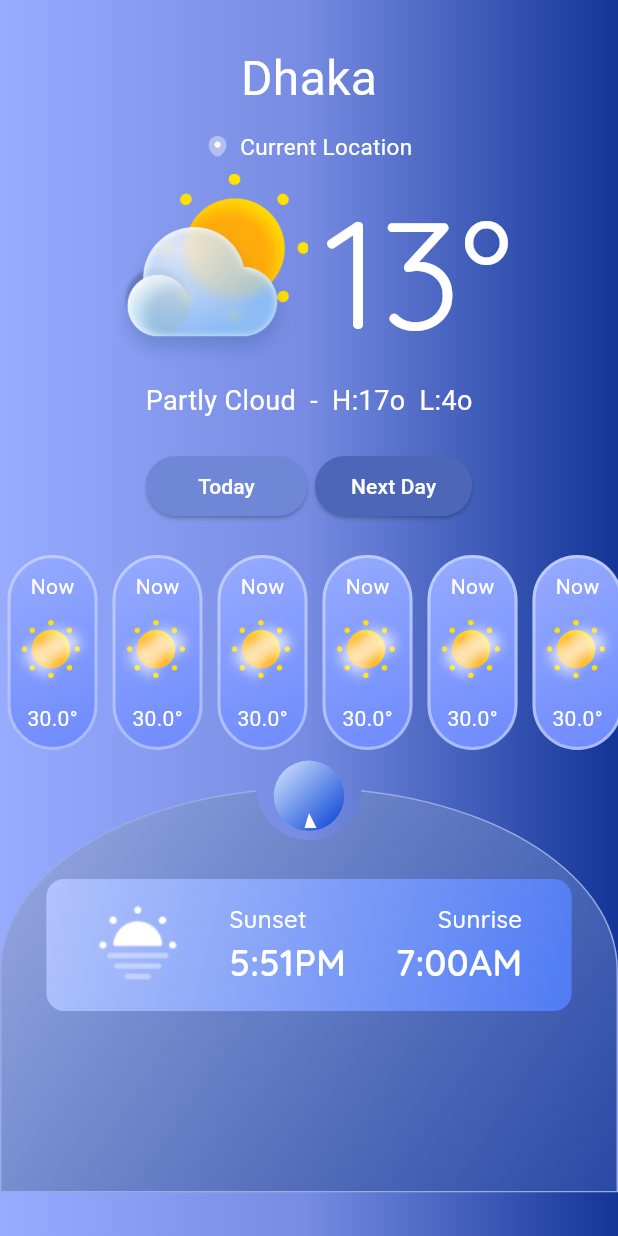
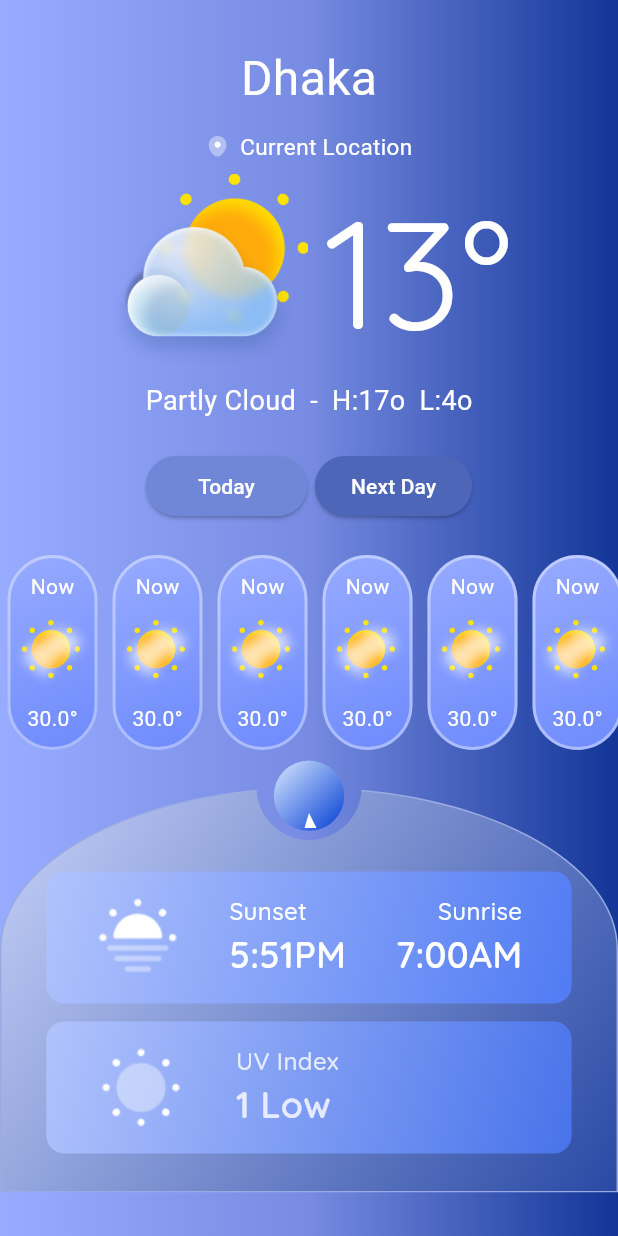
Before and after one commit to dv-mahbub/weather_demo, a Flutter app: the Homepage screen opened directly, on a phone screen of 412 x 824 dp. Run offline on Flutter 3.47's test engine with Material 3 defaults, Android fonts, the phone set to English and light mode, and no system bars; our stand-ins replace flutter_map, flutter_svg, gap, geolocator, google_fonts, latlong2 and 1 more; missing offline and left inert: stylish_text.

Commit message:
ui completed

```diff
--- a/lib/main.dart
+++ b/lib/main.dart
@@ -1,5 +1,4 @@
 import 'package:flutter/material.dart';
-import 'package:weather_demo/views/homepage/homepage.dart';
 import 'package:weather_demo/views/splash_screen.dart/splash_screen.dart';
 
 void main() {
@@ -13,7 +12,7 @@ class MyApp extends StatelessWidget {
   Widget build(BuildContext context) {
     return const MaterialApp(
       debugShowCheckedModeBanner: false,
-      home: Homepage(),
+      home: SplashScreen(),
     );
   }
 }
--- a/lib/views/homepage/homepage.dart
+++ b/lib/views/homepage/homepage.dart
@@ -253,7 +253,7 @@ class _HomepageState extends State<Homepage> {
                 decoration: BoxDecoration(
                   gradient: const LinearGradient(
                     colors: [
-                      Color(0xff9AABE3),
+                      Color.fromARGB(255, 198, 209, 248),
                       Color(0xff2949A4),
                     ],
                     begin: Alignment.topLeft,
@@ -263,13 +263,15 @@ class _HomepageState extends State<Homepage> {
                     color: const Color(0xff9AABE3),
                   ),
                   borderRadius: const BorderRadius.vertical(
-                    top: Radius.elliptical(220, 130),
+                    top: Radius.elliptical(220, 115),
                   ),
                 ),
                 child: Column(
                   children: [
-                    const Gap(60),
+                    const Gap(55),
                     sunsetSunriseContainer(),
+                    const Gap(12),
+                    uvContainer(),
                   ],
                 ),
               ),
@@ -354,7 +356,8 @@ class _HomepageState extends State<Homepage> {
   Widget textColumn(
       {required String title,
       required String info,
-      CrossAxisAlignment? align}) {
+      CrossAxisAlignment? align,
+      Color? color}) {
     return Column(
       mainAxisAlignment: MainAxisAlignment.center,
       crossAxisAlignment: align ?? CrossAxisAlignment.start,
@@ -362,8 +365,8 @@ class _HomepageState extends State<Homepage> {
         Text(
           title,
           style: GoogleFonts.quicksand(
-            textStyle: const TextStyle(
-              color: Colors.white,
+            textStyle: TextStyle(
+              color: color ?? Colors.white,
               fontSize: 16,
               fontWeight: FontWeight.w500,
             ),
@@ -372,8 +375,8 @@ class _HomepageState extends State<Homepage> {
         Text(
           info,
           style: GoogleFonts.quicksand(
-            textStyle: const TextStyle(
-              color: Colors.white,
+            textStyle: TextStyle(
+              color: color ?? Colors.white,
               fontSize: 24,
               fontWeight: FontWeight.w600,
             ),
@@ -382,4 +385,40 @@ class _HomepageState extends State<Homepage> {
       ],
     );
   }
+
+  Widget uvContainer() {
+    double screenWidth = MediaQuery.of(context).size.width;
+    return Container(
+      width: screenWidth * .85,
+      height: 88,
+      alignment: Alignment.centerLeft,
+      decoration: BoxDecoration(
+        borderRadius: BorderRadius.circular(12),
+        gradient: const LinearGradient(
+          colors: [
+            Color.fromARGB(255, 177, 195, 252),
+            Color.fromARGB(255, 72, 115, 234),
+          ],
+          begin: Alignment.topLeft,
+          end: Alignment.bottomRight,
+        ),
+      ),
+      child: Row(
+        crossAxisAlignment: CrossAxisAlignment.center,
+        mainAxisAlignment: MainAxisAlignment.spaceEvenly,
+        children: [
+          Image.asset(
+            AppImages.sun,
+            width: 56,
+          ),
+          textColumn(
+            title: 'UV Index',
+            info: '1 Low',
+            color: Colors.white.withOpacity(.8),
+          ),
+          const Gap(85),
+        ],
+      ),
+    );
+  }
 }
```
